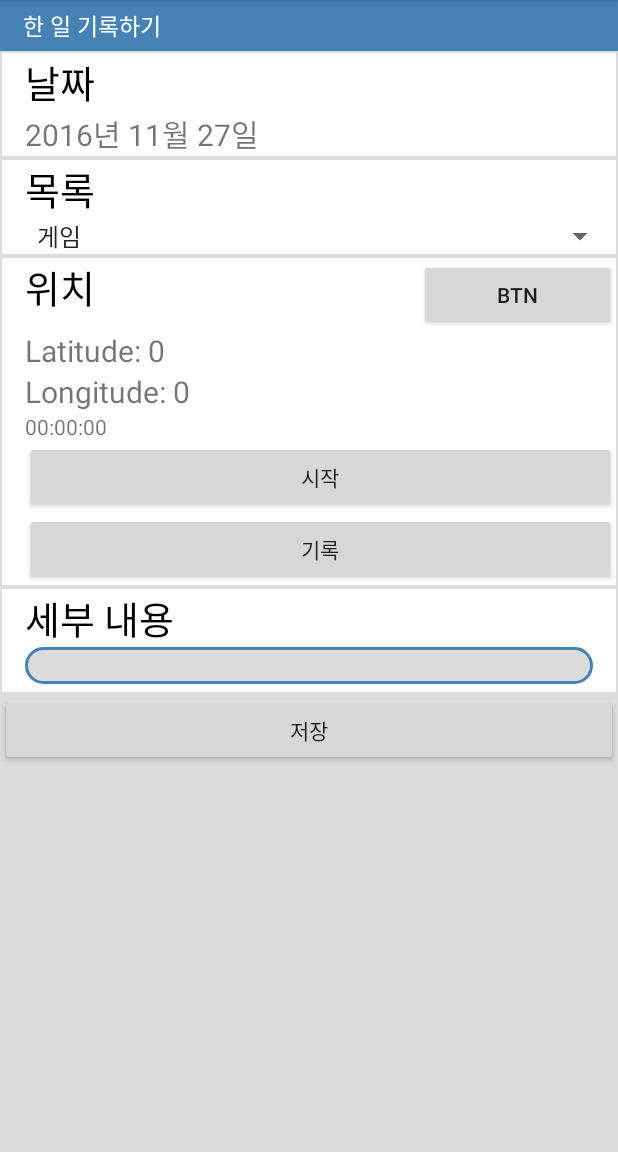
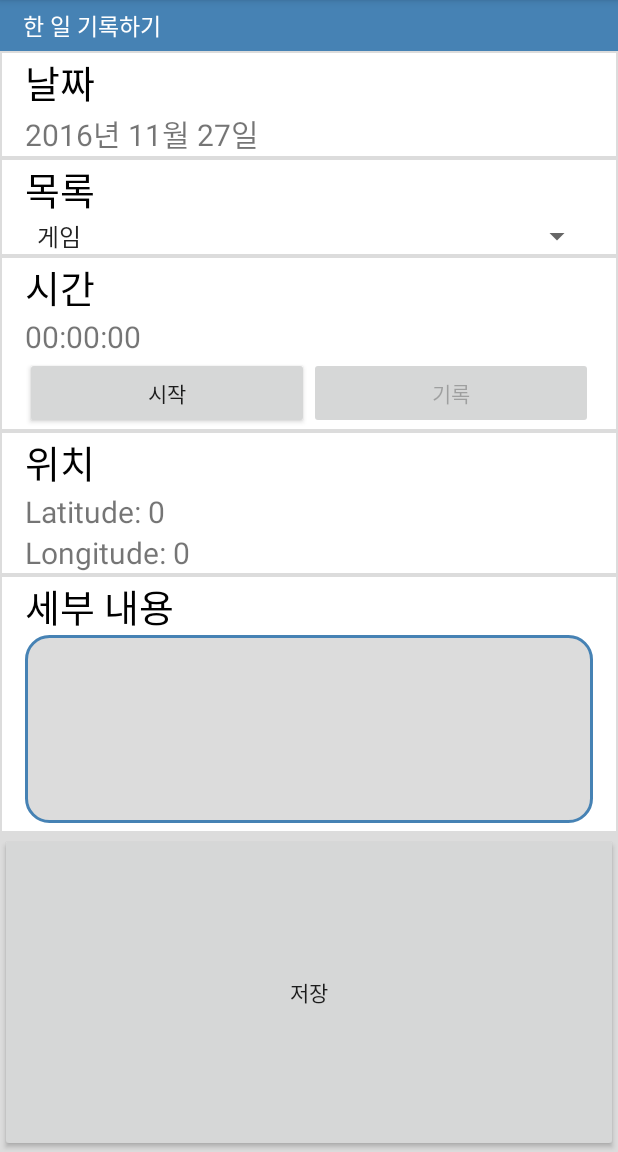
Before and after one commit to leekitten123/My-Life-Logger, an Android app: the screen it shows after launch (MainActivity), after a tap on "한 일 입력", on a phone screen of 412 x 824 dp, the part 84-1236 px from its top. Run offline under Robolectric (Android 15) with nearby library versions, the phone set to English and light mode, and no system bars; 1 other tap on this screen came first.

Commit message:
add StopWatch and LocationInfo

```diff
--- a/MyLifeLogger/app/src/main/java/com/example/hyojin/mylifelogger/GetTaskFragment.java
+++ b/MyLifeLogger/app/src/main/java/com/example/hyojin/mylifelogger/GetTaskFragment.java
@@ -26,9 +26,17 @@ public class GetTaskFragment extends Fragment {
     int iMonth = Calendar.getInstance().get(Calendar.MONTH) + 1;
     int iDate = Calendar.getInstance().get(Calendar.DAY_OF_MONTH) ;
 
+    /** 위도, 경도 **/
+    static Double latitude = 0.0 ;
+    static Double longitude = 0.0 ;
+
+    /** 위치정보를 보여주는 뷰 **/
+    TextView textTaskLatitude ;
+    TextView textTaskLongitude ;
+
     /** 스톱워치에 사용할 변수 **/
     statusStopWatch cur_Status = statusStopWatch.Init ;
-    int myCount = 1 ;
+    int myTimerCount = 1 ;
     long myBaseTime ;
     long myPauseTime ;
 
@@ -69,13 +77,9 @@ public class GetTaskFragment extends Fragment {
             }
         });
 
-        /** 위치 정보를 받는 이벤트 리스너 **/
-        Button btnLocationTask = (Button) view.findViewById(R.id.btn_location_Task);
-        btnLocationTask.setOnClickListener(new Button.OnClickListener() {
-            public void onClick(View v) {
-                startLocationService();
-            }
-        });
+        /** 위치정보를 보여주는 뷰 **/
+        textTaskLatitude = (TextView) view.findViewById(R.id.text_TaskLatitude) ;
+        textTaskLongitude = (TextView) view.findViewById(R.id.text_TaskLongitude) ;
 
         /** 스톱워치를 작동시키는 리스너 **/
         textPrintTime = (TextView) view.findViewById(R.id.text_PrintTime);
@@ -86,9 +90,12 @@ public class GetTaskFragment extends Fragment {
                     case Init:
                         myBaseTime = SystemClock.elapsedRealtime();
                         System.out.println(myBaseTime);
+                        Toast.makeText(getActivity().getApplicationContext(), getTimeOut(), Toast.LENGTH_SHORT).show() ;
+                        startLocationService();
                         myTimer.sendEmptyMessage(0);
-                        btnTimeStatus.setText("멈춤");
-                        //myBtnRec.setEnabled(true); //기록버튼 활성
+                        btnTimeStatus.setText("중지");
+                        btnTimeRecord.setText("기록");
+                        btnTimeRecord.setEnabled(true);
                         cur_Status = statusStopWatch.Run;
                         break;
 
@@ -96,7 +103,7 @@ public class GetTaskFragment extends Fragment {
                         myTimer.removeMessages(0);
                         myPauseTime = SystemClock.elapsedRealtime();
                         btnTimeStatus.setText("시작");
-                        //myBtnRec.setText("리셋");
+                        btnTimeRecord.setText("초기화");
                         cur_Status = statusStopWatch.Pause;
                         break;
 
@@ -104,33 +111,34 @@ public class GetTaskFragment extends Fragment {
                         long now = SystemClock.elapsedRealtime();
                         myTimer.sendEmptyMessage(0);
                         myBaseTime += (now - myPauseTime);
-                        btnTimeStatus.setText("멈춤");
-                        //myBtnRec.setText("기록");
+                        btnTimeStatus.setText("중지");
+                        btnTimeRecord.setText("기록");
                         cur_Status = statusStopWatch.Run;
                         break;
                 }
             }
         });
 
+        /** 스톱워치를 기록하는 리스너 **/
         btnTimeRecord = (Button) view.findViewById(R.id.btn_TimeRecord) ;
         btnTimeRecord.setOnClickListener(new Button.OnClickListener() {
             public void onClick(View v) {
                 switch(cur_Status){
                     case Run:
-                        String str = String.format("%d. %s\n",myCount,getTimeOut());
-                        Toast.makeText(getActivity().getApplicationContext(), str, Toast.LENGTH_SHORT).show() ;
-                        //myRec.setText(str);
-                        myCount++ ;
+                        Toast.makeText(getActivity().getApplicationContext(), getTimeOut(), Toast.LENGTH_SHORT).show() ;
+                        startLocationService();
+                        myTimerCount++ ;
                         break;
 
                     case Pause:
+                        Toast.makeText(getActivity().getApplicationContext(), getTimeOut(), Toast.LENGTH_SHORT).show() ;
+                        startLocationService();
                         myTimer.removeMessages(0) ;
                         btnTimeStatus.setText("시작") ;
                         btnTimeRecord.setText("초기화") ;
                         textPrintTime.setText("00:00:00") ;
                         cur_Status = statusStopWatch.Init ;
-                        myCount = 1 ;
-                        //myRec.setText("");
+                        myTimerCount = 1 ;
                         btnTimeRecord.setEnabled(false);
                         break;
                 }
@@ -160,7 +168,7 @@ public class GetTaskFragment extends Fragment {
         return view;
     }
 
-    /** 위치 정보를 가져오는 메서드 **/
+    /** 위치 정보를 가져오는 메소드 **/
     private void startLocationService() {
         LocationManager manager = (LocationManager) getActivity().getSystemService(Context.LOCATION_SERVICE);
         GPSListener gpsListener = new GPSListener();
@@ -172,7 +180,11 @@ public class GetTaskFragment extends Fragment {
             ex.printStackTrace();
         }
 
-        Toast.makeText(getActivity().getApplicationContext(), "위치 확인", Toast.LENGTH_SHORT).show();
+        latitude = gpsListener.latitude ;
+        longitude = gpsListener.longitude ;
+
+        textTaskLatitude.setText("Latitude: " + latitude);
+        textTaskLongitude.setText("Longitude: " + longitude);
     }
 
     /** 스톱워치의 현재 정보 **/
--- a/MyLifeLogger/app/src/main/res/layout/fragment_get_event.xml
+++ b/MyLifeLogger/app/src/main/res/layout/fragment_get_event.xml
@@ -23,6 +23,7 @@
         android:layout_height="wrap_content"
         android:layout_margin="1dp"
         android:paddingLeft="15dp"
+        android:paddingRight="15dp"
         android:background="#FFFFFF"
         android:orientation="vertical">
 
@@ -45,6 +46,7 @@
         android:layout_height="wrap_content"
         android:layout_margin="1dp"
         android:paddingLeft="15dp"
+        android:paddingRight="15dp"
         android:background="#FFFFFF"
         android:orientation="vertical">
 
@@ -68,6 +70,7 @@
         android:layout_height="wrap_content"
         android:layout_margin="1dp"
         android:paddingLeft="15dp"
+        android:paddingRight="15dp"
         android:background="#FFFFFF"
         android:orientation="vertical">
 
@@ -129,6 +132,7 @@
             android:layout_height="220dp"
             android:paddingLeft="10dp"
             android:paddingRight="10dp"
+            android:paddingTop="10dp"
             android:gravity="start"
             android:background="@drawable/draws"
             android:id="@+id/whatDoEvent"/>
@@ -137,6 +141,7 @@
     <Button
         android:layout_width="match_parent"
         android:layout_height="wrap_content"
+        android:layout_weight="1"
         android:gravity="center"
         android:text="저장"
         android:id="@+id/btn_SaveEvent"/>
--- a/MyLifeLogger/app/src/main/res/layout/fragment_get_task.xml
+++ b/MyLifeLogger/app/src/main/res/layout/fragment_get_task.xml
@@ -23,6 +23,7 @@
         android:layout_height="wrap_content"
         android:layout_margin="1dp"
         android:paddingLeft="15dp"
+        android:paddingRight="15dp"
         android:background="#FFFFFF"
         android:orientation="vertical">
 
@@ -45,6 +46,7 @@
         android:layout_height="wrap_content"
         android:layout_margin="1dp"
         android:paddingLeft="15dp"
+        android:paddingRight="15dp"
         android:background="#FFFFFF"
         android:orientation="vertical">
 
@@ -68,61 +70,79 @@
         android:layout_height="wrap_content"
         android:layout_margin="1dp"
         android:paddingLeft="15dp"
+        android:paddingRight="15dp"
         android:background="#FFFFFF"
         android:orientation="vertical">
+
+        <TextView
+            android:layout_width="wrap_content"
+            android:layout_height="wrap_content"
+            android:layout_weight="5"
+            android:text="시간"
+            android:textColor="#000000"
+            android:textSize="25dp"/>
+
+        <TextView
+            android:layout_width="match_parent"
+            android:layout_height="wrap_content"
+            android:id="@+id/text_PrintTime"
+            android:text="00:00:00"
+            android:textSize="20dp"/>
 
         <LinearLayout
             android:layout_width="match_parent"
             android:layout_height="wrap_content"
             android:orientation="horizontal">
 
-            <TextView
+            <Button
                 android:layout_width="wrap_content"
                 android:layout_height="wrap_content"
-                android:layout_weight="5"
-                android:text="위치"
-                android:textColor="#000000"
-                android:textSize="25dp"/>
+                android:layout_weight="1"
+                android:gravity="center"
+                android:id="@+id/btn_TimeStatus"
+                android:text="시작" />
 
             <Button
                 android:layout_width="wrap_content"
                 android:layout_height="wrap_content"
                 android:layout_weight="1"
-                android:id="@+id/btn_location_Task"
-                android:text="Btn"/>
+                android:gravity="center"
+                android:id="@+id/btn_TimeRecord"
+                android:enabled="false"
+                android:text="기록"/>
         </LinearLayout>
+    </LinearLayout>
+
+    <LinearLayout
+        android:layout_width="match_parent"
+        android:layout_height="wrap_content"
+        android:layout_margin="1dp"
+        android:paddingLeft="15dp"
+        android:paddingRight="15dp"
+        android:background="#FFFFFF"
+        android:orientation="vertical">
+
+        <TextView
+            android:layout_width="wrap_content"
+            android:layout_height="wrap_content"
+            android:layout_weight="5"
+            android:text="위치"
+            android:textColor="#000000"
+            android:textSize="25dp"/>
 
         <TextView
             android:layout_width="match_parent"
             android:layout_height="wrap_content"
+            android:id="@+id/text_TaskLatitude"
             android:text="Latitude: 0"
             android:textSize="20dp"/>
 
         <TextView
             android:layout_width="match_parent"
             android:layout_height="wrap_content"
+            android:id="@+id/text_TaskLongitude"
             android:text="Longitude: 0"
             android:textSize="20dp"/>
-
-        <TextView
-            android:layout_width="match_parent"
-            android:layout_height="wrap_content"
-            android:id="@+id/text_PrintTime"
-            android:text="00:00:00"/>
-
-        <Button
-            android:layout_width="match_parent"
-            android:layout_height="wrap_content"
-            android:gravity="center"
-            android:id="@+id/btn_TimeStatus"
-            android:text="시작" />
-
-        <Button
-            android:layout_width="match_parent"
-            android:layout_height="wrap_content"
-            android:gravity="center"
-            android:id="@+id/btn_TimeRecord"
-            android:text="기록"/>
     </LinearLayout>
 
     <LinearLayout
@@ -144,9 +164,10 @@
 
         <EditText
             android:layout_width="fill_parent"
-            android:layout_height="wrap_content"
+            android:layout_height="125dp"
             android:paddingLeft="10dp"
             android:paddingRight="10dp"
+            android:paddingTop="10dp"
             android:gravity="start"
             android:background="@drawable/draws"/>
     </LinearLayout>
@@ -154,6 +175,7 @@
     <Button
         android:layout_width="match_parent"
         android:layout_height="wrap_content"
+        android:layout_weight="1"
         android:gravity="center"
         android:text="저장"/>
 </LinearLayout>
```
Also changed, not shown: MyLifeLogger/app/src/main/java/com/example/hyojin/mylifelogger/GetEventFragment.java (+11 -7 lines).
